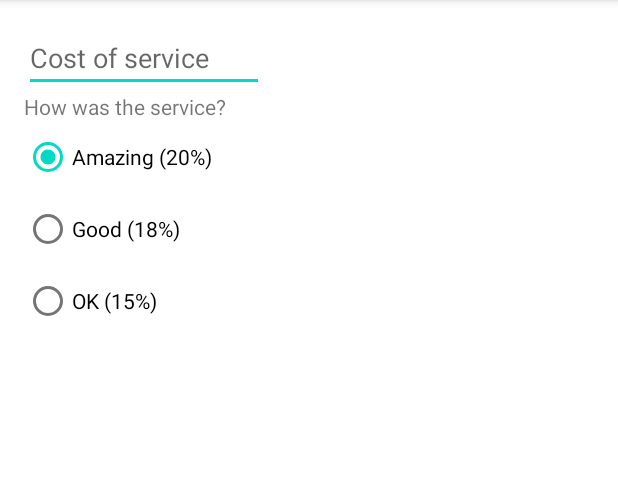
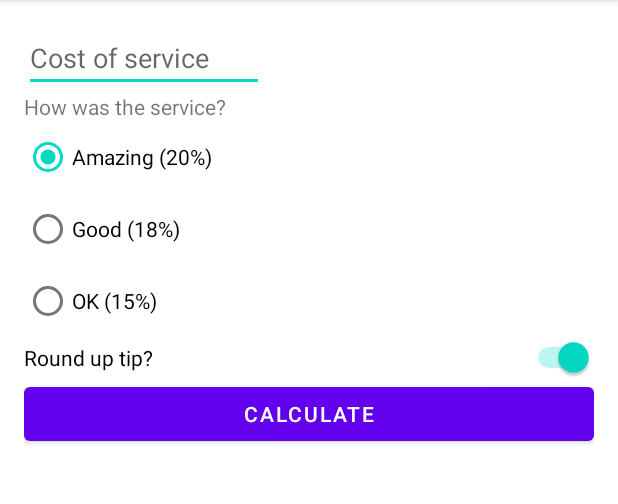
Before and after one commit to HPosedev/Calculadora_de_propinas, an Android app: the screen it shows after launch (MainActivity), on a phone screen of 412 x 824 dp, the part 84-588 px from its top. Run offline under Robolectric (Android 15) with nearby library versions, the phone set to English and light mode, and no system bars.

Commit message:
added Switch and Button, clear warnings

```diff
--- a/app/src/main/res/layout/activity_main.xml
+++ b/app/src/main/res/layout/activity_main.xml
@@ -11,17 +11,18 @@
         android:layout_width="160dp"
         android:layout_height="wrap_content"
         android:inputType="numberDecimal"
-        android:hint="Cost of service"
+        android:hint="@string/cost_of_service"
         app:layout_constraintTop_toTopOf="parent"
-        app:layout_constraintStart_toStartOf="parent"/>
+        app:layout_constraintStart_toStartOf="parent"
+        android:autofillHints="" />
     <TextView
         android:id="@+id/service_question"
         android:layout_width="wrap_content"
         android:layout_height="wrap_content"
-        android:text="How was the service?"
+        android:text="@string/how_was_the_service"
         app:layout_constraintStart_toStartOf="parent"
         app:layout_constraintTop_toBottomOf="@+id/cost_of_service"/>
-    <RadioGroup xmlns:android="http://schemas.android.com/apk/res/android"
+    <RadioGroup
         android:id="@+id/tip_options"
         android:checkedButton="@id/option_twenty_percent"
         android:layout_width="wrap_content"
@@ -29,22 +30,43 @@
         android:orientation="vertical"
         app:layout_constraintStart_toStartOf="parent"
         app:layout_constraintTop_toBottomOf="@+id/service_question">
-        <RadioButton android:id="@+id/option_twenty_percent"
+        <RadioButton
+            android:id="@+id/option_twenty_percent"
             android:layout_width="wrap_content"
             android:layout_height="wrap_content"
-            android:text="Amazing (20%)"
+            android:text="@string/amazing_20"
             />
-        <RadioButton android:id="@+id/option_eighting_percent"
+        <RadioButton
+            android:id="@+id/option_eighting_percent"
             android:layout_width="wrap_content"
             android:layout_height="wrap_content"
-            android:text="Good (18%)"
+            android:text="@string/good_18"
             />
-        <RadioButton android:id="@+id/option_fifting_percent"
+        <RadioButton
+            android:id="@+id/option_fifting_percent"
             android:layout_width="wrap_content"
             android:layout_height="wrap_content"
-            android:text="OK (15%)"
+            android:text="@string/ok_15"
             />
     </RadioGroup>
+    <Switch
+        android:id="@+id/round_up_switch"
+        android:layout_width="0dp"
+        android:layout_height="wrap_content"
+        android:text="@string/round_up_tip"
+        app:layout_constraintStart_toStartOf="parent"
+        app:layout_constraintTop_toBottomOf="@+id/tip_options"
+        app:layout_constraintEnd_toEndOf="parent"
+        android:checked="true"
+        tools:ignore="UseSwitchCompatOrMaterialXml" />
+    <Button
+        android:id="@+id/calculate_button"
+        android:layout_width="0dp"
+        android:layout_height="wrap_content"
+        android:text="@string/calculate"
+        app:layout_constraintStart_toStartOf="parent"
+        app:layout_constraintTop_toBottomOf="@+id/round_up_switch"
+        app:layout_constraintEnd_toEndOf="parent"/>
 
 
 </androidx.constraintlayout.widget.ConstraintLayout>
--- a/app/src/main/res/values/strings.xml
+++ b/app/src/main/res/values/strings.xml
@@ -1,3 +1,10 @@
 <resources>
     <string name="app_name">Tip Time</string>
+    <string name="cost_of_service">Cost of service</string>
+    <string name="how_was_the_service">How was the service?</string>
+    <string name="amazing_20">Amazing (20%)</string>
+    <string name="good_18">Good (18%)</string>
+    <string name="ok_15">OK (15%)</string>
+    <string name="calculate">Calculate</string>
+    <string name="round_up_tip">Round up tip?</string>
 </resources>
```
